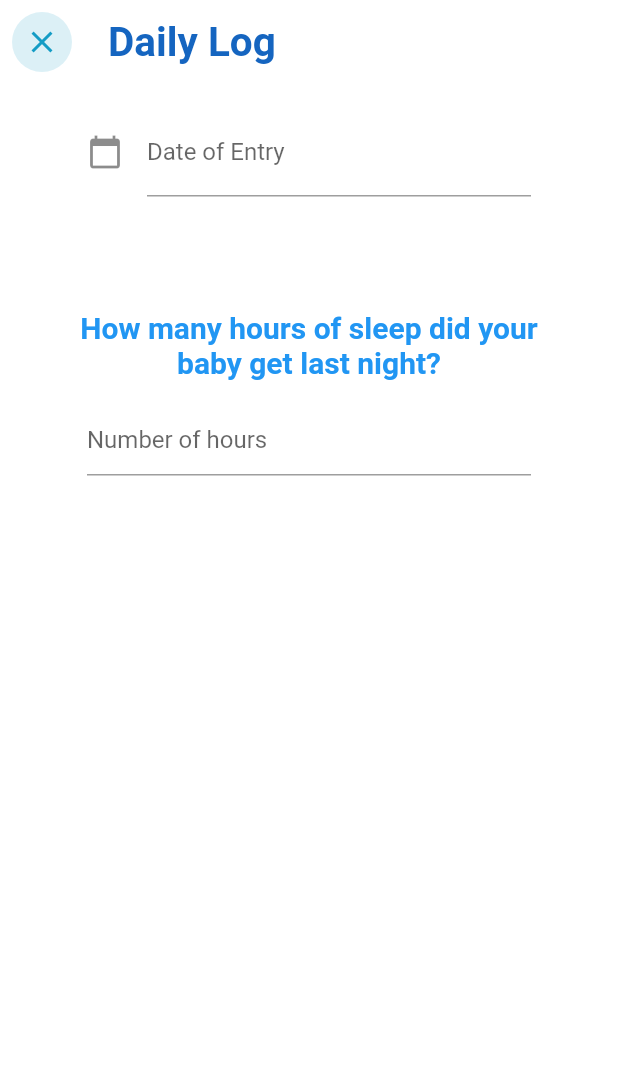
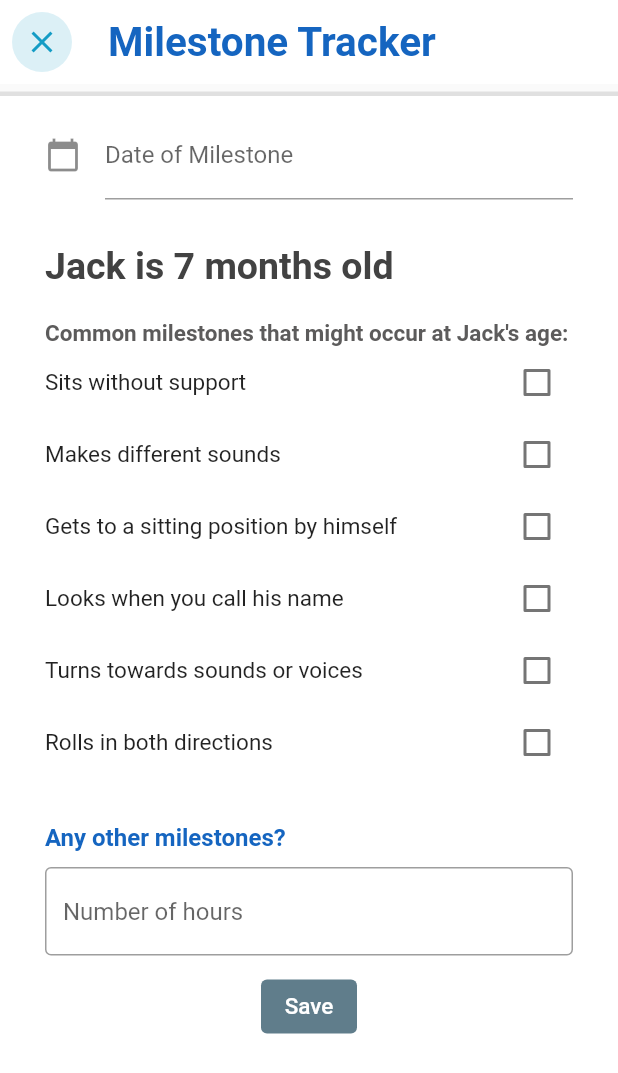
Before and after one commit to magichampz/little-bytes, a Flutter app: the RootPage screen opened directly, after a tap on the "add" icon, on a phone screen of 412 x 824 dp. Shown: the top 1073 px of the screen. Run offline on Flutter 3.47's test engine with Material 2 defaults, Android fonts, the phone set to English and light mode, and no system bars; drawn by our look-alikes of animated_bottom_navigation_bar; our stand-ins replace numberpicker, page_transition, shared_preferences; missing offline and left inert: dart:ffi; accounts and stored records are empty.

Commit message:
added milestone page and single page for daily log

```diff
--- a/lib/ui/log-pages/log_style.dart
+++ b/lib/ui/log-pages/log_style.dart
@@ -2,8 +2,8 @@ import 'package:flutter/material.dart';
 
 class LogStyle {
   static TextStyle question = const TextStyle(
-    color: Colors.blue,
-    fontSize: 20,
+    color: Color.fromRGBO(21, 101, 192, 1),
+    fontSize: 16,
     fontWeight: FontWeight.bold,
   );
 
@@ -16,7 +16,7 @@ class LogStyle {
   static Text makeQuestion(String text) {
     return Text(
       text,
-      textAlign: TextAlign.center,
+      textAlign: TextAlign.left,
       style: question,
     );
   }
@@ -29,19 +29,25 @@ class LogStyle {
     );
   }
 
-  static TextButton makeNextButton(void Function() onPressed) {
+  static TextButton makeNextButton(
+      void Function() func1, void Function() func2, void Function() func3) {
     return TextButton(
-      onPressed: onPressed,
+      onPressed: () {
+        func1();
+        func2();
+        func3();
+      },
       child: const Text("Next"),
     );
   }
 
-  static Row makeNextRow(bool display, void Function() onPressed) {
+  static Row makeNextRow(bool display, void Function() func1,
+      void Function() func2, void Function() func3) {
     return Row(
       mainAxisAlignment: MainAxisAlignment.end,
       children: display
           ? [
-              makeNextButton(onPressed),
+              makeNextButton(func1, func2, func3),
             ]
           : [],
     );
--- /dev/null
+++ b/lib/ui/log-pages/milestone_page.dart
@@ -0,0 +1,222 @@
+import 'package:flutter/material.dart';
+import 'package:flutter/src/widgets/framework.dart';
+import 'package:flutter/src/widgets/placeholder.dart';
+import 'package:flutter_onboarding/constants.dart';
+import 'package:flutter_onboarding/ui/log-pages/log_style.dart';
+import 'package:intl/intl.dart';
+
+class MilestoneLog extends StatefulWidget {
+  const MilestoneLog({super.key});
+
+  @override
+  State<MilestoneLog> createState() => _MilestoneLogState();
+}
+
+class _MilestoneLogState extends State<MilestoneLog> {
+  TextEditingController editingController = TextEditingController();
+  TextEditingController dateInput = TextEditingController();
+  TextEditingController milkController = TextEditingController();
+
+  String day = "";
+  String sleep = "";
+  String milk = "";
+  bool? valuefirst = false;
+
+  @override
+  Widget build(BuildContext context) {
+    return Scaffold(
+      appBar: AppBar(
+        elevation: 0.0,
+        backgroundColor: Colors.white,
+        title: Row(
+          mainAxisAlignment: MainAxisAlignment.start,
+          children: [
+            Text(
+              "Milestone Tracker",
+              style: TextStyle(
+                fontWeight: FontWeight.bold,
+                fontSize: 27,
+                color: Colors.blue[800],
+              ),
+            ),
+          ],
+        ),
+        leading: TextButton(
+            child: Container(
+              height: 40,
+              width: 40,
+              decoration: BoxDecoration(
+                borderRadius: BorderRadius.circular(25),
+                color: Constants.primaryColor.withOpacity(.15),
+              ),
+              child: Icon(
+                Icons.close,
+                color: Constants.primaryColor,
+              ),
+            ),
+            onPressed: () {
+              Navigator.pop(context);
+            }),
+      ),
+      body: Column(
+        children: [
+          SizedBox(height: 5),
+          Container(
+            height: 3,
+            color: Colors.grey[300],
+          ),
+          Container(
+            color: Colors.white,
+            padding: const EdgeInsets.only(left: 30, right: 30, bottom: 80),
+            child: Column(
+              mainAxisAlignment: MainAxisAlignment.start,
+              crossAxisAlignment: CrossAxisAlignment.start,
+              children: [
+                Padding(
+                  padding: const EdgeInsets.symmetric(vertical: 10),
+                  child: TextField(
+                    controller: dateInput,
+                    //editing controller of this TextField
+                    decoration: const InputDecoration(
+                        icon: Icon(Icons.calendar_today), //icon of text field
+                        labelText: "Date of Milestone" //label text of field
+                        ),
+                    readOnly: true,
+                    //set it true, so that user will not able to edit text
+                    onTap: () async {
+                      DateTime? choice = await showDatePicker(
+                          context: context,
+                          initialDate: DateTime.now(),
+                          firstDate: DateTime(1950),
+                          lastDate: DateTime(2100));
+                      if (choice != null) {
+                        String newDate =
+                            DateFormat('dd MMM yyyy').format(choice);
+                        dateInput.text = newDate;
+                        setState(() {
+                          day = newDate;
+                        });
+                      }
+                    },
+                  ),
+                ),
+                Container(
+                  // color: Colors.red,
+                  padding: const EdgeInsets.only(top: 20),
+                  height: 70,
+                  // width: 250,
+                  // ignore: prefer_const_literals_to_create_immutables
+                  child: Column(children: [
+                    const Text(
+                      "Jack is 7 months old",
+                      style: TextStyle(
+                          fontWeight: FontWeight.bold,
+                          fontSize: 25,
+                          color: Color.fromRGBO(66, 66, 66, 1)),
+                    ),
+                    SizedBox(height: 10),
+                    // Container(
+                    //   height: 3,
+                    //   width: 350,
+                    //   color: Colors.grey[300],
+                    // ),
+                  ]),
+                ),
+                const Text(
+                  "Common milestones that might occur at Jack's age: ",
+                  style: TextStyle(
+                      fontWeight: FontWeight.bold,
+                      fontSize: 15,
+                      color: Color(0xFF5C5B5B)),
+                ),
+                const CheckListItem(text: 'Sits without support '),
+                const CheckListItem(text: 'Makes different sounds '),
+                const CheckListItem(
+                    text: 'Gets to a sitting position by himself '),
+                const CheckListItem(text: 'Looks when you call his name'),
+                const CheckListItem(text: 'Turns towards sounds or voices'),
+                const CheckListItem(text: 'Rolls in both directions'),
+                SizedBox(
+                  height: 30,
+                ),
+                LogStyle.makeQuestion("Any other milestones?"),
+                Padding(
+                  padding: const EdgeInsets.symmetric(vertical: 10),
+                  child: TextField(
+                    keyboardType: TextInputType.number,
+                    onChanged: (text) {
+                      setState(() {
+                        sleep = text;
+                      });
+                    },
+                    controller: editingController,
+                    decoration: const InputDecoration(
+                      border: OutlineInputBorder(),
+                      hintText: "Number of hours",
+                    ),
+                  ),
+                ),
+                // SizedBox(height: 10),
+                Row(
+                  mainAxisAlignment: MainAxisAlignment.center,
+                  children: [
+                    TextButton(
+                      onPressed: () {
+                        Navigator.pop(context);
+                      },
+                      style: TextButton.styleFrom(
+                        primary: Colors.white,
+                        backgroundColor: Colors.blueGrey,
+                        onSurface: Colors.grey,
+                      ),
+                      child: Text(
+                        "Save",
+                        style: TextStyle(fontSize: 15),
+                      ),
+                    ),
+                  ],
+                ),
+              ],
+            ),
+          ),
+        ],
+      ),
+    );
+  }
+}
+
+class CheckListItem extends StatefulWidget {
+  const CheckListItem({super.key, required this.text});
+  final String text;
+
+  @override
+  State<CheckListItem> createState() => _CheckListItemState();
+}
+
+class _CheckListItemState extends State<CheckListItem> {
+  bool? valuefirst = false;
+  @override
+  Widget build(BuildContext context) {
+    return Container(
+      child: Row(
+        mainAxisAlignment: MainAxisAlignment.spaceBetween,
+        children: [
+          Text(
+            widget.text,
+            style: TextStyle(fontSize: 15.0),
+          ),
+          Checkbox(
+            checkColor: Colors.white,
+            activeColor: Colors.blue,
+            value: valuefirst,
+            onChanged: (bool? value) {
+              setState(() {
+                valuefirst = value;
+              });
+            },
+          ),
+        ],
+      ),
+    );
+  }
+}
--- a/lib/ui/log-pages/sleep_log.dart
+++ b/lib/ui/log-pages/sleep_log.dart
@@ -78,14 +78,14 @@ class _SleepLogState extends State<SleepLog> {
               ),
             ),
           ),
-          SizedBox(
-            height: 30,
-            // color: Colors.red,
-            child: LogStyle.makeNextRow(
-              sleep.isNotEmpty,
-              () => widget.setSleep(sleep),
-            ),
-          )
+          // SizedBox(
+          //   height: 30,
+          //   // color: Colors.red,
+          //   child: LogStyle.makeNextRow(
+          //     sleep.isNotEmpty,
+          //     () => widget.setSleep(sleep),
+          //   ),
+          // )
         ],
       ),
     );
--- a/lib/ui/onboarding/onboarding_name.dart
+++ b/lib/ui/onboarding/onboarding_name.dart
@@ -30,6 +30,7 @@ class _OnboardingNameState extends State<OnboardingName> {
             Padding(
               padding: const EdgeInsets.symmetric(horizontal: 8, vertical: 16),
               child: TextField(
+                autocorrect: false,
                 onChanged: (text) {
                   setState(() {
                     name = text;
--- a/lib/ui/root_page.dart
+++ b/lib/ui/root_page.dart
@@ -3,6 +3,8 @@ import 'package:flutter/material.dart';
 import 'package:flutter_onboarding/constants.dart';
 import 'package:flutter_onboarding/models/recipes.dart';
 import 'package:flutter_onboarding/ui/log-pages/daily_log.dart';
+import 'package:flutter_onboarding/ui/log-pages/milestone_page.dart';
+import 'package:flutter_onboarding/ui/log-pages/single_log.dart';
 import 'package:flutter_onboarding/ui/screens/stats_page.dart';
 import 'package:flutter_onboarding/ui/screens/recc_page.dart';
 import 'package:flutter_onboarding/ui/screens/home_page.dart';
@@ -82,7 +84,13 @@ class _RootPageState extends State<RootPage> {
           Navigator.push(
               context,
               PageTransition(
-                  child: DailyLog(), type: PageTransitionType.bottomToTop));
+                  child: MilestoneLog(), //temporary only
+                  // child: SingleLog(
+                  //   setDay: (String day) {},
+                  //   setSleep: (String sleep) {},
+                  //   setMilk: (String milk) {},
+                  // ),
+                  type: PageTransitionType.bottomToTop));
         },
         backgroundColor: Constants.primaryColor,
         child: const Icon(Icons.add, size: 35.0),
```
Also changed, not shown: lib/ui/log-pages/milk_log.dart (+5 -5 lines), lib/ui/log-pages/single_log.dart (added, +159 -0 lines).
